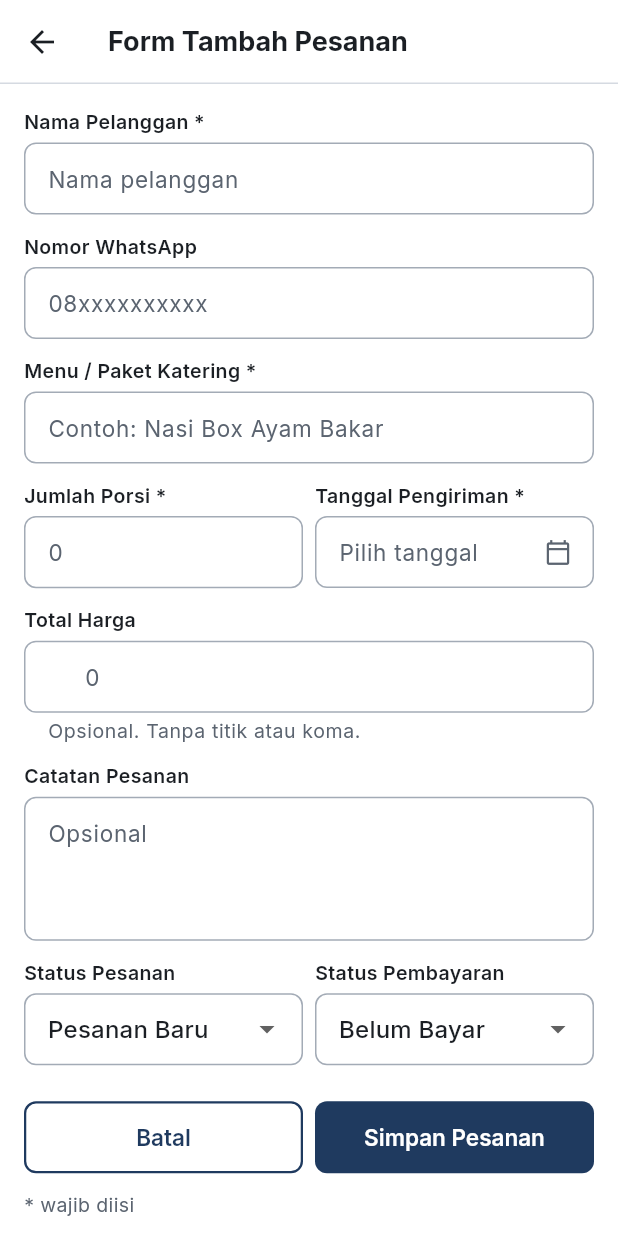
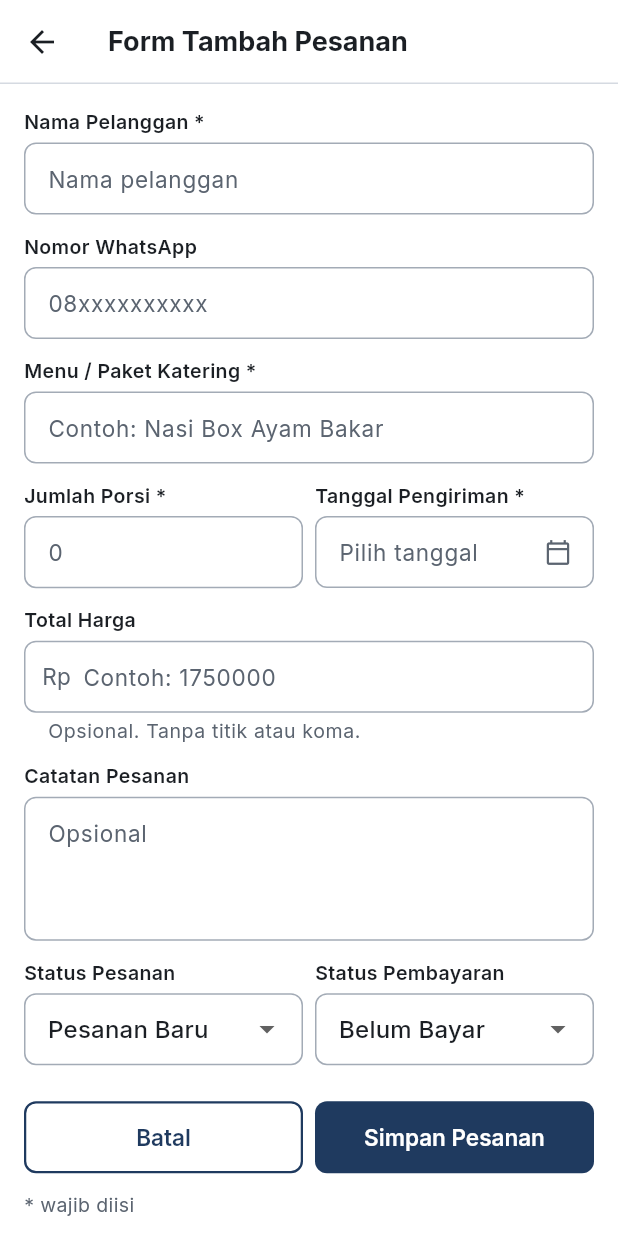
Before and after one commit to putriatri0011/KelolaKatering, a Flutter app: the screen it shows after launch, after a tap on "Lihat semua", after a tap on "Tambah Pesanan", on a phone screen of 412 x 824 dp. Run offline on Flutter 3.47's test engine with Material 3 defaults, Android fonts, the phone set to English and light mode, and no system bars.

Commit message:
docs: README dan screenshot versi baru; awalan Rp selalu tampil
- README ditulis ulang sesuai fitur terbaru, dengan 8 screenshot web.
- Screenshot lama (versi Modul 6-7) diganti.
- Kolom Total Harga: awalan Rp dipasang sebagai prefixIcon agar tidak
  bergeser saat kolom masih kosong.

Co-Authored-By: Claude Opus 5.5 <noreply@anthropic.com>
Claude-Session: https://claude.ai/code/session_01M1MDPxQL4gBsMbQiBqED4v

```diff
--- a/lib/screens/tambah_pesanan_screen.dart
+++ b/lib/screens/tambah_pesanan_screen.dart
@@ -358,9 +358,25 @@ class _TambahPesananScreenState extends State<TambahPesananScreen> {
                     keyboardType: TextInputType.number,
                     textInputAction: TextInputAction.next,
                     inputFormatters: [FilteringTextInputFormatter.digitsOnly],
+                    // "Rp" dipasang sebagai prefixIcon agar selalu terlihat.
+                    // prefixText baru muncul setelah kolom diklik, sehingga
+                    // kolom kosong tampak bergeser.
                     decoration: const InputDecoration(
-                      hintText: '0',
-                      prefixText: 'Rp ',
+                      hintText: 'Contoh: 1750000',
+                      prefixIcon: Padding(
+                        padding: EdgeInsets.only(
+                          left: AppTheme.spacing12,
+                          right: AppTheme.spacing4,
+                        ),
+                        child: Text(
+                          'Rp',
+                          style: TextStyle(
+                            fontSize: AppTheme.isi,
+                            color: AppTheme.textSecondary,
+                          ),
+                        ),
+                      ),
+                      prefixIconConstraints: BoxConstraints(minWidth: 0),
                       helperText: 'Opsional. Tanpa titik atau koma.',
                     ),
                     validator: _validasiHarga,
```
Also changed, not shown: 12 other files.
